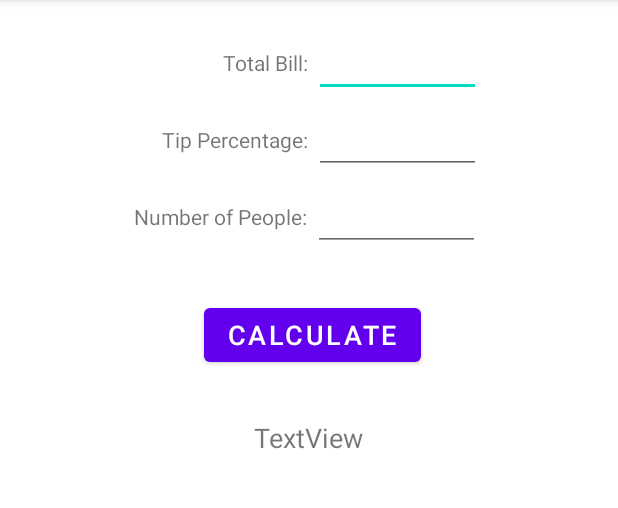
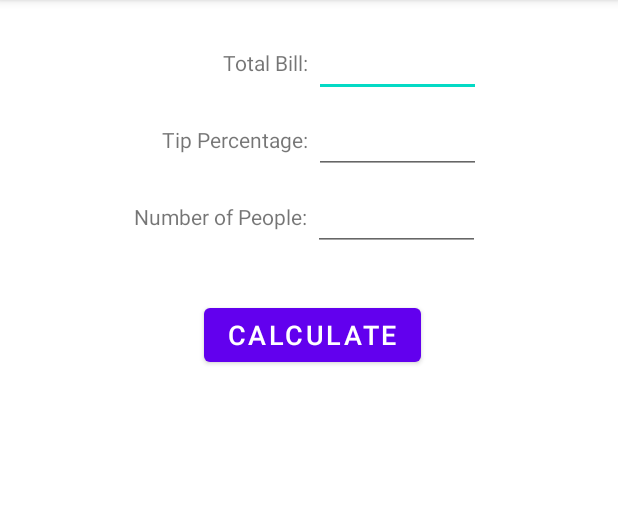
Before and after one commit to jthomas1000/Tip-Calculator-Andriod-, an Android app: the screen it shows after launch (MainActivity), on a phone screen of 412 x 824 dp, the part 84-592 px from its top. Run offline under Robolectric (Android 15) with nearby library versions, the phone set to English and light mode, and no system bars.

Commit message:
Should be final

```diff
--- a/app/src/main/java/com/example/lab2a/MainActivity.java
+++ b/app/src/main/java/com/example/lab2a/MainActivity.java
@@ -7,6 +7,7 @@ import android.os.Bundle;
 
 
 import java.math.BigDecimal;
+import java.text.NumberFormat;
 
 
 public class MainActivity extends AppCompatActivity {
@@ -48,7 +49,10 @@ public class MainActivity extends AppCompatActivity {
                    BigDecimal billTotal = billCalc.add(tipTotal);
                    BigDecimal finalTotal = billTotal.divide(peopleCalc);
 
-                   binding.outputField.setText(String.valueOf(finalTotal));
+                   double amount = finalTotal.doubleValue();
+                   NumberFormat nf = NumberFormat.getCurrencyInstance();
+                   String currency = nf.format(amount);
+                   binding.outputField.setText(currency);
 
                }
             }
--- a/app/src/main/res/layout/activity_main.xml
+++ b/app/src/main/res/layout/activity_main.xml
@@ -108,7 +108,6 @@
         android:layout_marginStart="169dp"
         android:layout_marginTop="32dp"
         android:layout_marginEnd="170dp"
-        android:text="TextView"
         android:textSize="18sp"
         app:layout_constraintEnd_toEndOf="parent"
         app:layout_constraintStart_toStartOf="parent"
```
